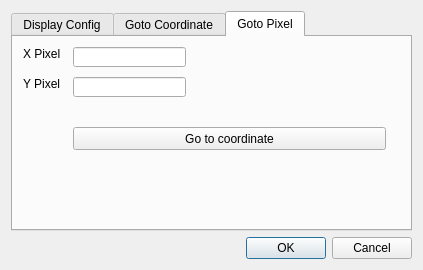
Old version of the form src/wiser/gui/ui_files/geo_coords_dialog.ui in the repository Ehlmann-research-group/WISER.
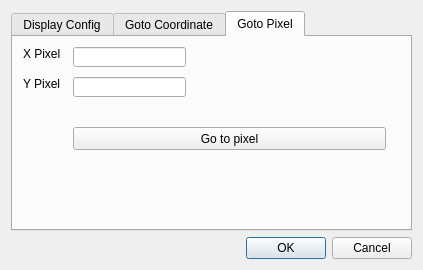
New version of the form. The open tabs and pages were chosen to show the change.

Commit message: Fixed go to pixel button name

```diff
--- a/src/wiser/gui/ui_files/geo_coords_dialog.ui
+++ b/src/wiser/gui/ui_files/geo_coords_dialog.ui
@@ -216,7 +216,7 @@
         </rect>
        </property>
        <property name="text">
-        <string>Go to coordinate</string>
+        <string>Go to pixel</string>
        </property>
       </widget>
      </widget>
```
Left out of the diff: 2 changed lines with no effect on the pictures.
